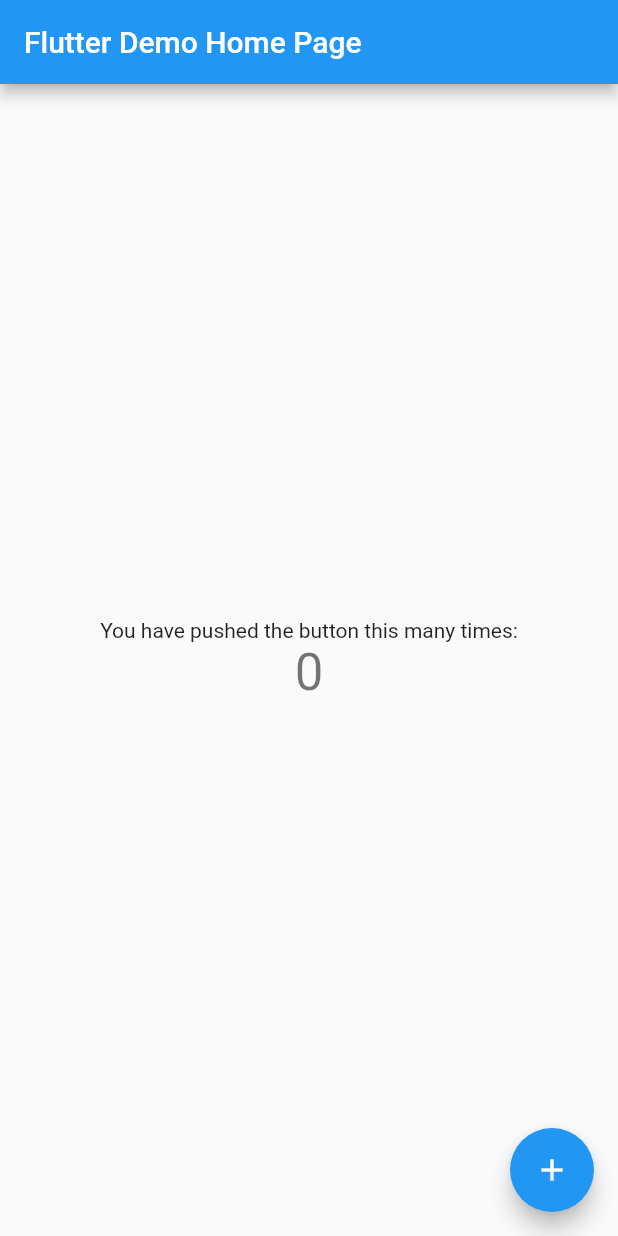
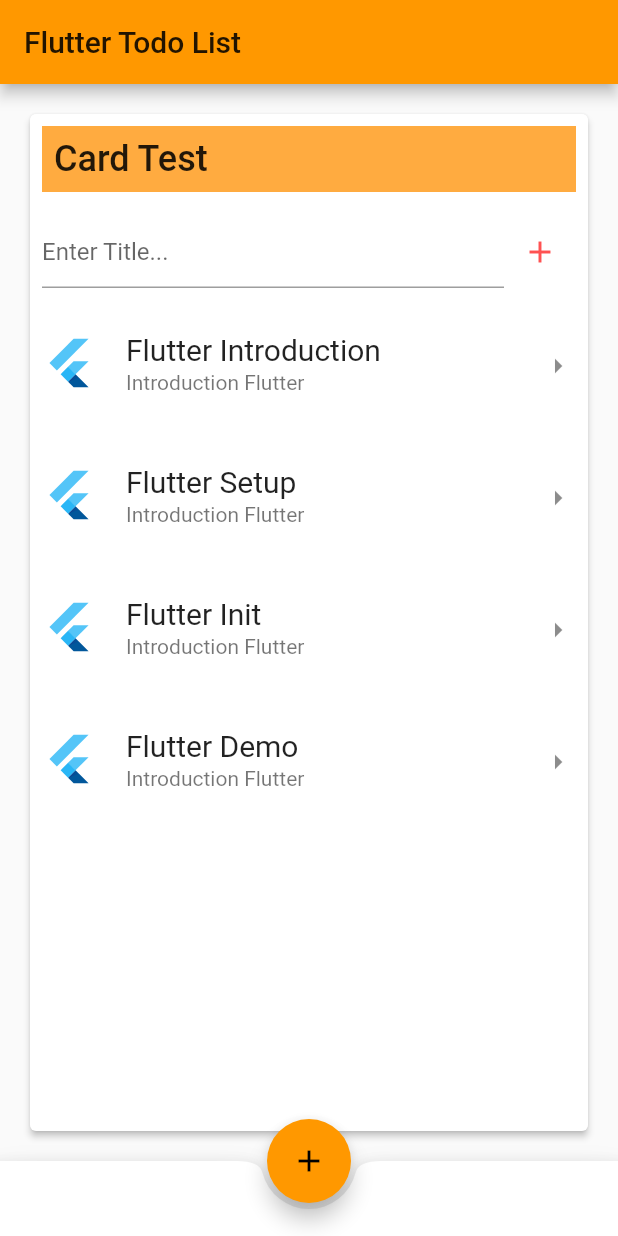
Before and after one commit to vfon98/flutter-todo-app, a Flutter app: the screen it shows after launch, on a phone screen of 412 x 824 dp. Run offline on Flutter 3.47's test engine with Material 2 defaults, Android fonts, the phone set to English and light mode, and no system bars.

Commit message:
feat: complete basic routing and config TODO: Refactor code

```diff
--- a/lib/main.dart
+++ b/lib/main.dart
@@ -1,113 +1,150 @@
 import 'package:flutter/material.dart';
+import 'package:todo_ptn_tech_talks/screens/details_todo.dart';
+import 'package:todo_ptn_tech_talks/screens/new_todo_form.dart';
+import 'package:todo_ptn_tech_talks/widgets/app_bar/my_app_bar.dart';
+
+import 'models/todo.dart';
 
 void main() {
   runApp(MyApp());
 }
 
 class MyApp extends StatelessWidget {
-  // This widget is the root of your application.
   @override
   Widget build(BuildContext context) {
     return MaterialApp(
       title: 'Flutter Demo',
       theme: ThemeData(
-        // This is the theme of your application.
-        //
-        // Try running your application with "flutter run". You'll see the
-        // application has a blue toolbar. Then, without quitting the app, try
-        // changing the primarySwatch below to Colors.green and then invoke
-        // "hot reload" (press "r" in the console where you ran "flutter run",
-        // or simply save your changes to "hot reload" in a Flutter IDE).
-        // Notice that the counter didn't reset back to zero; the application
-        // is not restarted.
-        primarySwatch: Colors.blue,
+        primarySwatch: Colors.orange,
       ),
-      home: MyHomePage(title: 'Flutter Demo Home Page'),
+      home: MyHomePage(title: 'Flutter Todo App'),
     );
   }
 }
 
-class MyHomePage extends StatefulWidget {
+class MyHomePage extends StatelessWidget {
   MyHomePage({Key key, this.title}) : super(key: key);
-
-  // This widget is the home page of your application. It is stateful, meaning
-  // that it has a State object (defined below) that contains fields that affect
-  // how it looks.
-
-  // This class is the configuration for the state. It holds the values (in this
-  // case the title) provided by the parent (in this case the App widget) and
-  // used by the build method of the State. Fields in a Widget subclass are
-  // always marked "final".
 
   final String title;
 
   @override
-  _MyHomePageState createState() => _MyHomePageState();
+  Widget build(BuildContext context) {
+    return Scaffold(
+        appBar: MyAppBar(
+          title: Text('Flutter Todo List'),
+        ),
+        bottomNavigationBar: BottomAppBar(
+          shape: CircularNotchedRectangle(),
+          child: Container(
+            height: 50,
+          ),
+        ),
+        floatingActionButton: FloatingActionButton(
+          child: Icon(Icons.add),
+          tooltip: 'Add new todo',
+          onPressed: () {
+            Navigator.push(context,
+                MaterialPageRoute(builder: (ctx) => NewTodoFormScreen()));
+          },
+        ),
+        floatingActionButtonLocation: FloatingActionButtonLocation.centerDocked,
+        body: Padding(
+          padding: const EdgeInsets.all(16),
+          child: TodoCard(),
+        ));
+  }
 }
 
-class _MyHomePageState extends State<MyHomePage> {
-  int _counter = 0;
-
-  void _incrementCounter() {
-    setState(() {
-      // This call to setState tells the Flutter framework that something has
-      // changed in this State, which causes it to rerun the build method below
-      // so that the display can reflect the updated values. If we changed
-      // _counter without calling setState(), then the build method would not be
-      // called again, and so nothing would appear to happen.
-      _counter++;
-    });
-  }
+class TodoCard extends StatelessWidget {
+  TodoCard({Key key}) : super(key: key);
 
   @override
   Widget build(BuildContext context) {
-    // This method is rerun every time setState is called, for instance as done
-    // by the _incrementCounter method above.
-    //
-    // The Flutter framework has been optimized to make rerunning build methods
-    // fast, so that you can just rebuild anything that needs updating rather
-    // than having to individually change instances of widgets.
-    return Scaffold(
-      appBar: AppBar(
-        // Here we take the value from the MyHomePage object that was created by
-        // the App.build method, and use it to set our appbar title.
-        title: Text(widget.title),
+    return Card(
+      elevation: 2,
+      child: Column(
+        children: <Widget>[
+          Container(
+              width: double.infinity,
+              color: Colors.orangeAccent,
+              margin: EdgeInsets.all(8),
+              padding: EdgeInsets.all(8),
+              child: Text(
+                "Card Test",
+                style: TextStyle(fontSize: 24, fontWeight: FontWeight.w500),
+              )),
+          Container(
+            padding: EdgeInsets.all(8),
+            child: Row(
+              children: [
+                Expanded(
+                  child: TextField(
+                    decoration: InputDecoration(hintText: 'Enter Title...'),
+                  ),
+                ),
+                IconButton(
+                  icon: Icon(Icons.add),
+                  onPressed: () {},
+                  color: Colors.redAccent,
+                )
+              ],
+            ),
+          ),
+          Expanded(
+            child: TodoList(),
+          )
+        ],
       ),
-      body: Center(
-        // Center is a layout widget. It takes a single child and positions it
-        // in the middle of the parent.
-        child: Column(
-          // Column is also a layout widget. It takes a list of children and
-          // arranges them vertically. By default, it sizes itself to fit its
-          // children horizontally, and tries to be as tall as its parent.
-          //
-          // Invoke "debug painting" (press "p" in the console, choose the
-          // "Toggle Debug Paint" action from the Flutter Inspector in Android
-          // Studio, or the "Toggle Debug Paint" command in Visual Studio Code)
-          // to see the wireframe for each widget.
-          //
-          // Column has various properties to control how it sizes itself and
-          // how it positions its children. Here we use mainAxisAlignment to
-          // center the children vertically; the main axis here is the vertical
-          // axis because Columns are vertical (the cross axis would be
-          // horizontal).
-          mainAxisAlignment: MainAxisAlignment.center,
-          children: <Widget>[
-            Text(
-              'You have pushed the button this many times:',
-            ),
-            Text(
-              '$_counter',
-              style: Theme.of(context).textTheme.headline4,
-            ),
-          ],
-        ),
-      ),
-      floatingActionButton: FloatingActionButton(
-        onPressed: _incrementCounter,
-        tooltip: 'Increment',
-        child: Icon(Icons.add),
-      ), // This trailing comma makes auto-formatting nicer for build methods.
     );
   }
 }
+
+class TodoList extends StatefulWidget {
+  TodoList({Key key}) : super(key: key);
+
+  @override
+  _TodoListState createState() => _TodoListState();
+}
+
+class _TodoListState extends State<TodoList> {
+  var data = ['Flutter Introduction', 'Flutter Setup', 'Initialize Code'];
+
+  final List<Todo> todos = [
+    Todo('1', 'Flutter Introduction', '8:00 PM', 'Introduction Flutter'),
+    Todo('2', 'Flutter Setup', '8:30 PM', 'Introduction Flutter'),
+    Todo('3', 'Flutter Init', '8:45 PM', 'Introduction Flutter'),
+    Todo('3', 'Flutter Demo', '10:00 PM', 'Introduction Flutter'),
+  ];
+
+  @override
+  Widget build(BuildContext context) {
+    return ListView.builder(
+      itemCount: todos.length,
+      itemBuilder: (BuildContext context, int index) {
+        final Todo todo = todos[index];
+
+        return ListTile(
+          key: Key(todo.id),
+          title: Text(
+            todo.title,
+            style: TextStyle(fontSize: 20),
+          ),
+          contentPadding: EdgeInsets.all(8),
+          subtitle: Text(todo.description),
+          leading: FlutterLogo(
+            size: 36,
+          ),
+          // leading:
+          //     Text('8:15 PM', style: TextStyle(fontWeight: FontWeight.bold)),
+          trailing: Icon(Icons.arrow_right_sharp),
+          onTap: () {
+            Navigator.push(
+                context,
+                MaterialPageRoute(
+                    builder: (ctx) => DetailsTodoScreen(todo: todo)));
+          },
+        );
+      },
+    );
+  }
+}
--- /dev/null
+++ b/lib/models/todo.dart
@@ -0,0 +1,8 @@
+class Todo {
+  String id = '';
+  String title = '';
+  String time = '';
+  String description = '';
+
+  Todo(this.id, this.title, this.time, this.description);
+}
--- /dev/null
+++ b/lib/screens/details_todo.dart
@@ -0,0 +1,32 @@
+import 'package:flutter/material.dart';
+import 'package:todo_ptn_tech_talks/models/todo.dart';
+import 'package:todo_ptn_tech_talks/widgets/app_bar/my_app_bar.dart';
+
+class DetailsTodoScreen extends StatelessWidget {
+  final Todo todo;
+
+  const DetailsTodoScreen({Key key, @required this.todo}) : super(key: key);
+
+  @override
+  Widget build(BuildContext context) {
+    print(todo);
+    return Scaffold(
+      appBar: MyAppBar(
+        title: Text(todo.title),
+      ),
+      body: Column(
+        children: [
+          Text(todo.title),
+          Text(todo.time),
+          Text(todo.description),
+          ElevatedButton(
+            child: Text('Back'),
+            onPressed: () {
+              Navigator.pop(context);
+            },
+          )
+        ],
+      ),
+    );
+  }
+}
```
Also changed, not shown: lib/screens/new_todo_form.dart (added, +81 -0 lines), lib/widgets/app_bar/my_app_bar.dart (added, +12 -0 lines).
